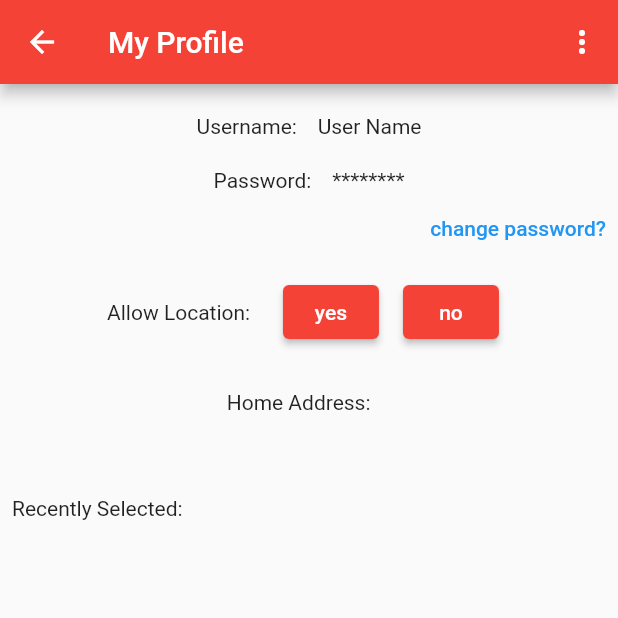
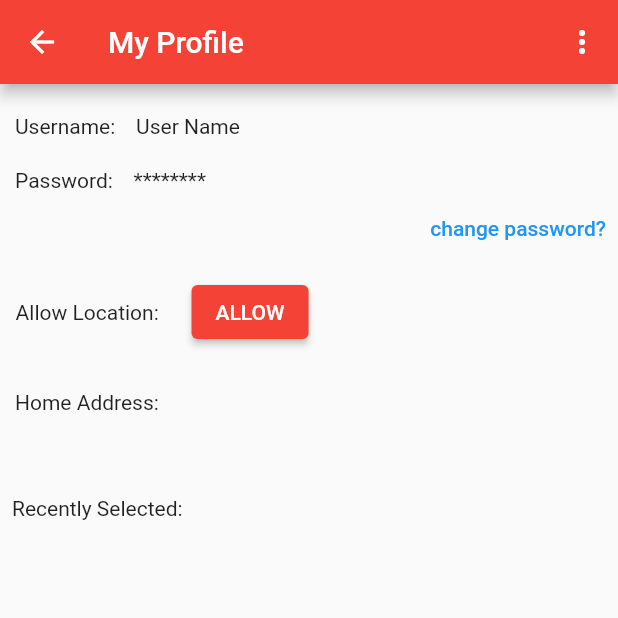
Before and after one commit to MaxwellGrimm/whats_for_lunch, a Flutter app: the MyProfileWidget screen opened directly, on a phone screen of 412 x 824 dp, the top half of it. Run offline on Flutter 3.47's test engine with Material 2 defaults, Android fonts, the light colour scheme and no system bars; our stand-ins replace cloud_firestore, firebase_auth, firebase_core, flutter_fortune_wheel, geocoding, geolocator and 3 more; missing offline and left inert: flutter_google_places, flutter_polyline_points, flutterfire_ui, google_api_headers, google_directions_api, google_maps_webservice; accounts and stored records are empty; network calls fail.

Commit message:
Added comments to files

```diff
--- a/lib/main_model.dart
+++ b/lib/main_model.dart
@@ -11,22 +11,25 @@ import 'restaurant.dart';
 Name: Max Grimm, Xee Lo
 Date:
 Description:
-
--Stores all the number of restaurants the user has picked to spin.
--It also updates the list when something is added
--this also stores the user's current address in userAddress
+-Stores and retrieves user's information such as UserName, UserId, and current readable address
+-Stores, updates, and retrieves all the restaurants that was chosen to spin
+-Stores updates, and retrieves the user's longitude and latitude
+-Stores updates, and retrieves a string message that explains how to populate restaurants near you
+-Stores updates, and retrieves all the number of restaurants the user has picked to spin.
 Bugs:
 Reflection:
 */
 class MainModel extends ChangeNotifier {
   MainModel();
 
-  List<Restaurant> restaurantsNear = [];
-  final List<NumRestaurant> _restaruant = [];
+  List<Restaurant> restaurantsNear =
+      []; //stores the restaurants that are near you depending on the radius
+  final List<NumRestaurant> _restaruant =
+      []; //stores all the number of times the restaurant was picked when it spun
 
   double? userCurrentLat = 44.0;
   double? userCurrentLng = -88.0;
-  String? userAddress;
+  String? userAddress; //the user's readable address
 
   var db = FirebaseFirestore.instance;
 
@@ -37,6 +40,9 @@ class MainModel extends ChangeNotifier {
   String areRestaurantsPopulated =
       'Before you can spin you must hit the search to find restaurants near you!';
 
+//sets the current user
+//String? userName - the username
+// String? userId - userID
   void setCurrentUser(String? userName, String? userId) {
     signedIn = true;
     this.userName = userName;
@@ -44,67 +50,87 @@ class MainModel extends ChangeNotifier {
     notifyListeners();
   }
 
+//retrieves the radius
+// return - the radius
   int getRadius() {
     return radius;
   }
 
+//sets the radius
+//rad - the radius to be set
   void setRadius(rad) {
     radius = rad;
   }
 
+//retrieves the string that holds the message
+// returns - the message to be displayed
   String getAreRestaurantsPopulated() {
     return areRestaurantsPopulated;
   }
 
+//sets the desired message
+//String message - the message
   void setAreRestaurantsPopulated(String message) {
     areRestaurantsPopulated = message;
   }
 
+//returns the database
   getDatabase() {
     return db;
   }
 
+//adds the list of restaurants to the restaurantsNear list
   void addRestaurant(List<Restaurant> restaurant) {
     restaurantsNear = restaurant;
     notifyListeners();
   }
 
+//retrieves the user's username
+//returns - the user's username in a string
   String? getCurrentUserName() {
     return userName;
   }
 
+//retrieves user's ID
+//returns - the user's ID in a string
   String? getCurrentUserId() {
     return userId;
   }
 
+//checks to see if the user is signed in
+// returns - false or true
   bool isUserSignedIn() {
     return signedIn;
   }
 
+//retrieves the user's latitude
+//returns - double latitude
   double? getUserCurrentLat() => userCurrentLat;
 
+//sets the user's current latitude
+//double? lat - latitude value
   void setUserCurrentLat(double? lat) {
     userCurrentLat = lat;
   }
 
+//retrieves the user's longitude
+//returns - double longitude
   double? getUserCurrentLng() => userCurrentLng;
 
+//sets the user's current longitude
+//double? lng - longtitude value
   void setUserCurrentLng(double? lng) {
     userCurrentLng = lng;
   }
 
+//removes the restaurant that was at the desired index
+//int index - the desired index
   void removeAt(int index) {
     restaurantsNear.removeAt(index);
     notifyListeners();
   }
 
-  // void userSignedOut() {
-  //   this.signedIn = false;
-  //   this.userName = 'User Name';
-  //   this.userId = 'User ID';
-  //   notifyListeners();
-  // }
-
+//signs the user out from firebase
   Future<void> userSignedOut() async {
     await FirebaseAuth.instance.signOut();
     // ignore: unnecessary_this
@@ -116,6 +142,9 @@ class MainModel extends ChangeNotifier {
     notifyListeners();
   }
 
+//addes the restaurant to the list along with the number of times it was picked
+//required NumRestaurant restaruant - the NumRestaurant object to be added to the list
+//returns - true or false if it was added
   bool addNumRestaruant({required NumRestaurant restaruant}) {
     try {
       _restaruant.add(restaruant);
@@ -126,10 +155,14 @@ class MainModel extends ChangeNotifier {
     }
   }
 
+//gets the restaurant that you want to find and returns true if exist or else false
+//required String restaurantName - the name of the restaurant
+//returns - true or false if it exists in the list
   bool getRestaruant({required String restaurantName}) {
     bool restaurantExist = false;
     // ignore: avoid_function_literals_in_foreach_calls
     _restaruant.forEach((restaurant) {
+      //goes through the numRestaurant list to find the restaurant
       if (restaurant.getName() == restaurantName) {
         restaurantExist = true;
       }
@@ -137,6 +170,9 @@ class MainModel extends ChangeNotifier {
     return restaurantExist;
   }
 
+//updates the number of times the restaurant was picked with the restaurant's name
+//required String restaurantName - name of the restaurant to be updated
+//returns - the number of times it was picked
   int updateNumPicked({required String restaurantName}) {
     int num = 1;
     bool restaurantExist = true;
@@ -144,6 +180,7 @@ class MainModel extends ChangeNotifier {
     if (getRestaruant(restaurantName: restaurantName) == restaurantExist) {
       // ignore: avoid_function_literals_in_foreach_calls
       _restaruant.forEach((restaurant) {
+        //goes through the entire list to check the list and updates the number of times it was picked
         if (restaurant.getName() == restaurantName) {
           num = restaurant.getNumPicked() + 1;
           restaurant.setNumPicked(num: num);
@@ -154,25 +191,37 @@ class MainModel extends ChangeNotifier {
     return num;
   }
 
+//retrieves the length of the numRestaurant list
+// returns - length of restaurant
   int numRestaurant() {
     return _restaruant.length;
   }
 
+//retrieves the number of times the restaurant was picked with the specified index
+// used for the listview to display it
+//required int at - the index of that restaurant number to display
   int getNumPickedRestaurant({required int at}) {
     NumRestaurant restaurant = _restaruant[at];
     return restaurant.getNumPicked();
   }
 
+//retrieves the name of the restaurant was picked with the specified index
+// used for the listview to display it
+//required int at - the index of that restaurant to display
   String getNameRestaurant({required int at}) {
     NumRestaurant restaurant = _restaruant[at];
     return restaurant.getName();
   }
 
+//sets the user's user address
+//required String? address - string of the desired restaurant to be found
   // ignore: body_might_complete_normally_nullable
   String? setUserAddress({required String? address}) {
     userAddress = address;
   }
 
+//retrieves the user's readable address
+//returns - userAddress or empty string
   String? getUserAddress() {
     return userAddress ?? "";
   }
--- a/lib/my_profile_widget.dart
+++ b/lib/my_profile_widget.dart
@@ -14,7 +14,10 @@ import 'package:cloud_firestore/cloud_firestore.dart';
 /**
 Name: Xee Lo
 Date: Decemeber 13, 2021
-Description: displays users information, also asks for permission for user's location
+Description: displays users information like username and address,
+also asks for permission for user's location
+this is where users could also change their password
+they also navigate to Memories from here
 Bugs: N/a
 Reflection: learned how to display info and ask for location
 */
@@ -28,8 +31,9 @@ class MyProfileWidget extends StatefulWidget {
 }
 
 class _MyProfileWidgetState extends State<MyProfileWidget> {
-  String? _currentAddress;
-  Position? _currentPosition;
+  String? _currentAddress; //stores the current address that is readable
+  Position?
+      _currentPosition; //stores the position of the user in latitude and longtitude
 
   @override
   Widget build(BuildContext context) {
@@ -41,9 +45,10 @@ class _MyProfileWidgetState extends State<MyProfileWidget> {
       appBar: AppBar(
         title: const Text('My Profile'),
         actions: [
-          if (mainModel.getCurrentUserName() == 'User Name')
+          if (mainModel.getCurrentUserName() ==
+              'User Name') //if the username is not signed in
             PopupMenuButton<MenuItem>(
-                //this figures out which navigation they are going to
+                //they have the option to sign in
                 onSelected: (value) {
                   if (value == MenuItem.signIn) {
                     Navigator.push(
@@ -59,11 +64,13 @@ class _MyProfileWidgetState extends State<MyProfileWidget> {
                         child: Text('Sign In'),
                       ),
                     ]),
-          if (mainModel.getCurrentUserName() != 'User Name')
+          if (mainModel.getCurrentUserName() !=
+              'User Name') //if the user is signed in
             PopupMenuButton<MenuItem>(
                 //this figures out which navigation they are going to
                 onSelected: (value) {
                   if (value == MenuItem.myMemories) {
+                    //they have the option to go to memories or sign out of the application
                     Navigator.push(
                       context,
                       MaterialPageRoute(
@@ -77,11 +84,14 @@ class _MyProfileWidgetState extends State<MyProfileWidget> {
                 },
                 itemBuilder: (context) => [
                       const PopupMenuItem(
+                        //navigates to memories
                         value: MenuItem.myMemories,
                         child: Text('My Memories'),
                       ),
                       const PopupMenuItem(
-                          value: MenuItem.signOut, child: Text('Sign out')),
+                          //signout
+                          value: MenuItem.signOut,
+                          child: Text('Sign out')),
                     ]),
         ],
       ),
@@ -90,19 +100,21 @@ class _MyProfileWidgetState extends State<MyProfileWidget> {
         crossAxisAlignment: CrossAxisAlignment.stretch,
         children: [
           Padding(
-            padding: const EdgeInsets.only(top: 20.0),
+            padding: const EdgeInsets.only(top: 20.0, left: 10.0),
             child: Row(
-              mainAxisAlignment: MainAxisAlignment.center,
+              mainAxisAlignment: MainAxisAlignment.start,
               children: [
+                //displays the username of the user
                 const Text('Username:    '),
                 Text(mainModel.getCurrentUserName().toString())
               ],
             ),
           ),
           Padding(
-            padding: const EdgeInsets.only(top: 20.0),
+            //displays the password
+            padding: const EdgeInsets.only(top: 20.0, left: 10.0),
             child: Row(
-              mainAxisAlignment: MainAxisAlignment.center,
+              mainAxisAlignment: MainAxisAlignment.start,
               children: const [Text('Password:    '), Text('********')],
             ),
           ),
@@ -118,7 +130,7 @@ class _MyProfileWidgetState extends State<MyProfileWidget> {
                               (context) => //this takes you to the Change Passoword Page
                                   ChangePasswordWidget()), //needs to pass in the model for information --user information--
                     );
-                  },
+                  }, //displays the change password
                   child: const Text(
                     'change password?',
                     style: TextStyle(color: Colors.blue),
@@ -126,29 +138,26 @@ class _MyProfileWidgetState extends State<MyProfileWidget> {
             ],
           ),
           Row(
-            mainAxisAlignment: MainAxisAlignment.center,
+            //displays location and asks if you allow it
+            mainAxisAlignment: MainAxisAlignment.start,
             children: [
-              const Text('Allow Location:    '),
+              const Text('   Allow Location:    '),
               Padding(
                 padding: const EdgeInsets.all(8.0),
                 child: ElevatedButton(
                   onPressed: () async {
                     _getCurrentPosition(mainModel);
                   },
-                  child: const Text('yes'),
+                  child: const Text('ALLOW'),
                 ),
               ),
-              Padding(
-                padding: const EdgeInsets.all(8.0),
-                child: ElevatedButton(
-                    onPressed: disallowLocation, child: const Text('no')),
-              )
             ],
           ),
           Padding(
-            padding: const EdgeInsets.only(top: 20.0),
+            //displays home address
+            padding: const EdgeInsets.only(top: 20.0, left: 10.0),
             child: Row(
-              mainAxisAlignment: MainAxisAlignment.center,
+              mainAxisAlignment: MainAxisAlignment.start,
               children: [
                 const Text('Home Address:    '),
                 Text(mainModel.getUserAddress() ?? "")
@@ -161,6 +170,7 @@ class _MyProfileWidgetState extends State<MyProfileWidget> {
           ),
           Expanded(
               child: ListView.builder(
+                  //displays the restaurant name and the number of times it was picked
                   itemCount: mainModel.numRestaurant(),
                   itemBuilder: (context, index) => ListTile(
                         title: Text(
@@ -212,10 +222,12 @@ class _MyProfileWidgetState extends State<MyProfileWidget> {
   }
 
 //gets current position of the user
+  //required MainModel mainModel - the main model storing all the data
   Future<void> _getCurrentPosition(MainModel mainModel) async {
     final hasPermission = await allowLocation();
 
-    if (!hasPermission) return;
+    if (!hasPermission)
+      return; //returns the given position the user is at and calls that _getAddressFromLatLng to convert it into a readable address
     await Geolocator.getCurrentPosition(desiredAccuracy: LocationAccuracy.high)
         .then((Position position) {
       setState(() => _currentPosition = position);
@@ -226,6 +238,8 @@ class _MyProfileWidgetState extends State<MyProfileWidget> {
   }
 
 //gets the address from the current position
+  //required MainModel mainModel - the main model storing all the data
+  //required Position position - the current position of the user in longtitude and latitude
   Future<void> _getAddressFromLatLng(
       Position position, MainModel mainModel) async {
     await placemarkFromCoordinates(
@@ -233,18 +247,15 @@ class _MyProfileWidgetState extends State<MyProfileWidget> {
         .then((List<Placemark> placemarks) {
       Placemark place = placemarks[0];
       setState(() {
-        _currentAddress =
+        _currentAddress = // grabs the address and stores it into currentAddress
             '${place.street}, ${place.subLocality}, ${place.subAdministrativeArea}, ${place.postalCode}';
       });
     }).catchError((e) {
       debugPrint(e);
     });
 
-    mainModel.setUserAddress(address: _currentAddress);
-  }
-
-//the customer will not be sharing their location
-  bool disallowLocation() {
-    return false;
+    mainModel.setUserAddress(
+        address:
+            _currentAddress); //calls the mainModel class setUserAddress to the current address and stores it there
   }
 }
--- a/lib/num_restaurants_model.dart
+++ b/lib/num_restaurants_model.dart
@@ -15,19 +15,26 @@ Bugs: N/A
 Reflection: helps stores information
 */
 class NumRestaurant {
-  String? name;
-  int? numPicked;
+  String? name; //name of restaurant
+  int? numPicked; //number of times it was picked
 
+//contructor for NumRestaurant
   NumRestaurant({this.name, this.numPicked});
 
+//this returns the name of the restaurant
+//returns - the name of restaurant
   String getName() {
     return name!;
   }
 
+//returns the number of times it was picked
+//returns - the number of times it was picked
   int getNumPicked() {
     return numPicked!;
   }
 
+//sets the number of times the restaurant
+//required int num - the number that needs to be updated
   void setNumPicked({required int num}) {
     numPicked = numPicked! + 1;
   }
```
Also changed, not shown: lib/change_password_widget.dart (+17 -13 lines), lib/spin_page.dart (+12 -4 lines).
